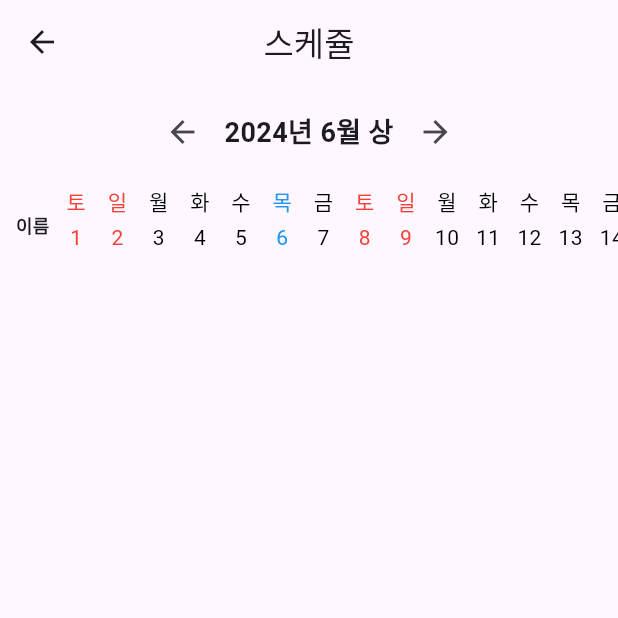
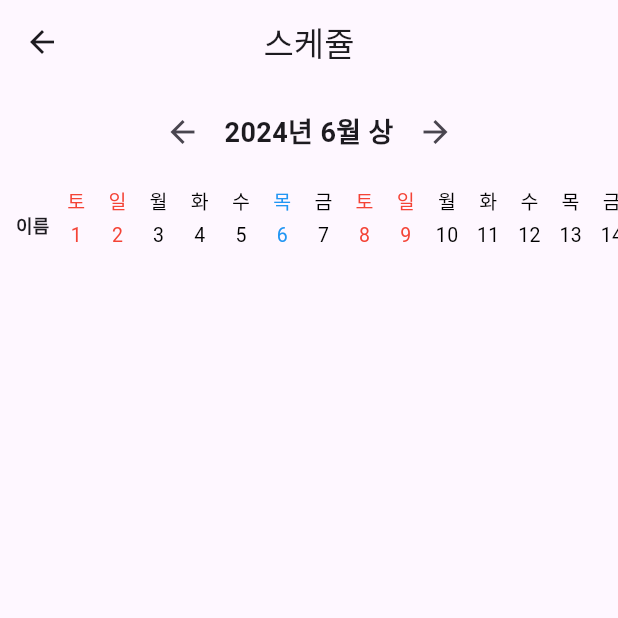
Before and after one commit to hokkihiroo/husky-team, a Flutter app: the SchedulePage screen opened directly, on a phone screen of 412 x 824 dp, the top half of it. Run offline on Flutter 3.47's test engine with Material 3 defaults, Android fonts, the phone set to English and light mode, and no system bars; our stand-ins replace cloud_firestore, firebase_auth, firebase_core, firebase_messaging, flutter_local_notifications, googleapis_auth and 2 more; missing offline and left inert: telephony; accounts and stored records are empty.

Commit message:
06/20/schedule

```diff
--- a/lib/1insa/newSchedule/newSchedule.dart
+++ b/lib/1insa/newSchedule/newSchedule.dart
@@ -178,7 +178,7 @@ class _SchedulePageState extends State<SchedulePage> {
                                   Text(
                                     getWeekday(day),
                                     style: TextStyle(
-                                      fontSize: 14,
+                                      fontSize: 13,
                                       color: isHoliday(day) ? Colors.blue : getWeekdayColor(day),
                                     ),
                                   ),
@@ -186,7 +186,7 @@ class _SchedulePageState extends State<SchedulePage> {
                                   Text(
                                     '$day',
                                     style: TextStyle(
-                                      fontSize: 14, // Adjusted font size
+                                      fontSize: 13, // Adjusted font size
                                       color: isHoliday(day) ? Colors.blue : getWeekdayColor(day),
                                     ),
                                   ),
```
